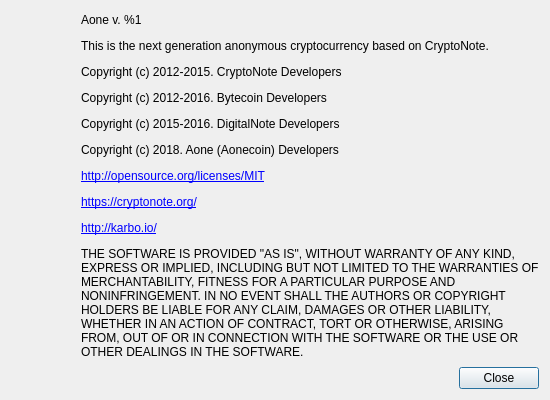
First picture: the form in src/gui/ui/aboutdialog.ui, repository progof/aonecoinwallet, before the edit.
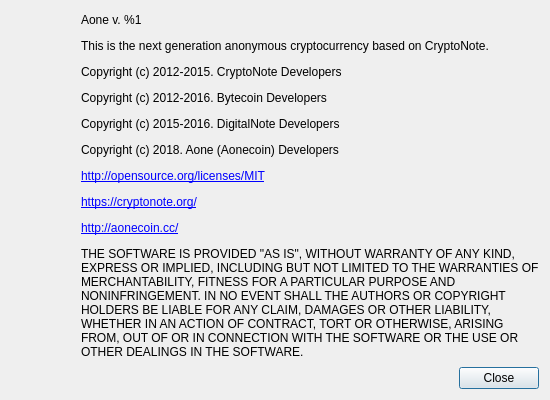
Second picture: the form after the edit. Icons and pictures are not drawn.

Patch:
```diff
--- a/src/gui/ui/aboutdialog.ui
+++ b/src/gui/ui/aboutdialog.ui
@@ -98,7 +98,7 @@
         </size>
        </property>
        <property name="text">
-        <string>&lt;html&gt;&lt;head/&gt;&lt;body&gt;&lt;p&gt;Aone v. %1&lt;/p&gt;&lt;p&gt;This is the next generation anonymous cryptocurrency based on CryptoNote.&lt;/p&gt;&lt;p&gt;Copyright (c) 2012-2015. CryptoNote Developers&lt;/p&gt;&lt;p&gt;Copyright (c) 2012-2016. Bytecoin Developers&lt;/p&gt;&lt;p&gt;Copyright (c) 2015-2016. DigitalNote Developers&lt;/p&gt;&lt;p&gt;Copyright (c) 2018. Aone (Aonecoin) Developers&lt;/p&gt;&lt;p&gt;&lt;a href=&quot;http://opensource.org/licenses/MIT&quot;&gt;&lt;span style=&quot; text-decoration: underline; color:#0000ff;&quot;&gt;http://opensource.org/licenses/MIT&lt;/span&gt;&lt;/a&gt;&lt;/p&gt;&lt;p&gt;&lt;a href=&quot;https://cryptonote.org/&quot;&gt;&lt;span style=&quot; text-decoration: underline; color:#0000ff;&quot;&gt;https://cryptonote.org/&lt;/span&gt;&lt;/a&gt;&lt;/p&gt;&lt;p&gt;&lt;a href=&quot;http://karbo.io/&quot;&gt;&lt;span style=&quot; text-decoration: underline; color:#0000ff;&quot;&gt;http://karbo.io/&lt;/span&gt;&lt;/a&gt;&lt;/p&gt;&lt;p&gt;THE SOFTWARE IS PROVIDED &amp;quot;AS IS&amp;quot;, WITHOUT WARRANTY OF ANY KIND, EXPRESS OR IMPLIED, INCLUDING BUT NOT LIMITED TO THE WARRANTIES OF MERCHANTABILITY, FITNESS FOR A PARTICULAR PURPOSE AND NONINFRINGEMENT. IN NO EVENT SHALL THE AUTHORS OR COPYRIGHT HOLDERS BE LIABLE FOR ANY CLAIM, DAMAGES OR OTHER LIABILITY, WHETHER IN AN ACTION OF CONTRACT, TORT OR OTHERWISE, ARISING FROM, OUT OF OR IN CONNECTION WITH THE SOFTWARE OR THE USE OR OTHER DEALINGS IN THE SOFTWARE.&lt;/p&gt;&lt;/body&gt;&lt;/html&gt;</string>
+        <string>&lt;html&gt;&lt;head/&gt;&lt;body&gt;&lt;p&gt;Aone v. %1&lt;/p&gt;&lt;p&gt;This is the next generation anonymous cryptocurrency based on CryptoNote.&lt;/p&gt;&lt;p&gt;Copyright (c) 2012-2015. CryptoNote Developers&lt;/p&gt;&lt;p&gt;Copyright (c) 2012-2016. Bytecoin Developers&lt;/p&gt;&lt;p&gt;Copyright (c) 2015-2016. DigitalNote Developers&lt;/p&gt;&lt;p&gt;Copyright (c) 2018. Aone (Aonecoin) Developers&lt;/p&gt;&lt;p&gt;&lt;a href=&quot;http://opensource.org/licenses/MIT&quot;&gt;&lt;span style=&quot; text-decoration: underline; color:#0000ff;&quot;&gt;http://opensource.org/licenses/MIT&lt;/span&gt;&lt;/a&gt;&lt;/p&gt;&lt;p&gt;&lt;a href=&quot;https://cryptonote.org/&quot;&gt;&lt;span style=&quot; text-decoration: underline; color:#0000ff;&quot;&gt;https://cryptonote.org/&lt;/span&gt;&lt;/a&gt;&lt;/p&gt;&lt;p&gt;&lt;a href=&quot;http://aonecoin.cc/&quot;&gt;&lt;span style=&quot; text-decoration: underline; color:#0000ff;&quot;&gt;http://aonecoin.cc/&lt;/span&gt;&lt;/a&gt;&lt;/p&gt;&lt;p&gt;THE SOFTWARE IS PROVIDED &amp;quot;AS IS&amp;quot;, WITHOUT WARRANTY OF ANY KIND, EXPRESS OR IMPLIED, INCLUDING BUT NOT LIMITED TO THE WARRANTIES OF MERCHANTABILITY, FITNESS FOR A PARTICULAR PURPOSE AND NONINFRINGEMENT. IN NO EVENT SHALL THE AUTHORS OR COPYRIGHT HOLDERS BE LIABLE FOR ANY CLAIM, DAMAGES OR OTHER LIABILITY, WHETHER IN AN ACTION OF CONTRACT, TORT OR OTHERWISE, ARISING FROM, OUT OF OR IN CONNECTION WITH THE SOFTWARE OR THE USE OR OTHER DEALINGS IN THE SOFTWARE.&lt;/p&gt;&lt;/body&gt;&lt;/html&gt;</string>
        </property>
        <property name="textFormat">
         <enum>Qt::RichText</enum>
```
